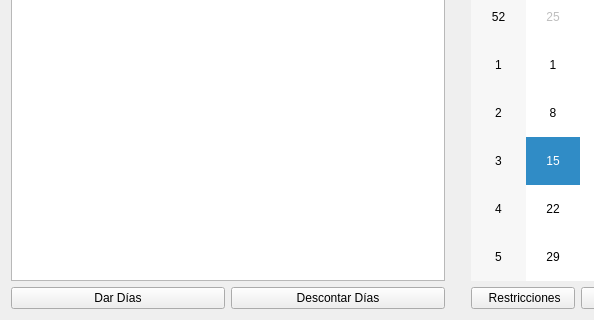
Before: the Qt Designer form windows/EmployeeWidget.ui in santichialvo/holidaysAdministrator, drawn with Qt 5; both pictures show x 0 to 594 and y 89 to 409 of the 915 by 409 pixel window.
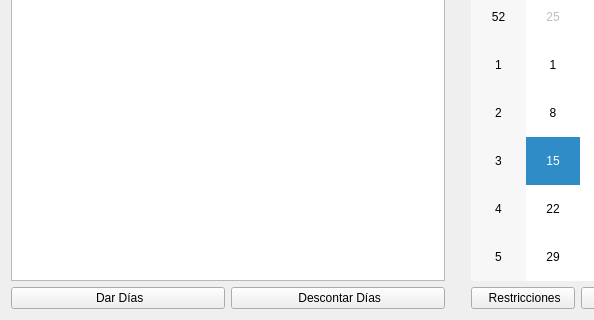
After: the same form once the commit is applied. Icons and pictures are not drawn.

What changed in the file:
```diff
--- a/windows/EmployeeWidget.ui
+++ b/windows/EmployeeWidget.ui
@@ -73,7 +73,7 @@
         </sizepolicy>
        </property>
        <property name="text">
-        <string>Dar Días</string>
+        <string> Dar Días</string>
        </property>
        <property name="icon">
         <iconset resource="../images/Resource_ha.qrc">
@@ -84,7 +84,7 @@
      <item>
       <widget class="QPushButton" name="descountDays_pushButton">
        <property name="text">
-        <string>Descontar Días</string>
+        <string> Descontar Días</string>
        </property>
        <property name="icon">
         <iconset resource="../images/Resource_ha.qrc">
```
Left out of the diff: 2 changed lines with no effect on the pictures.
